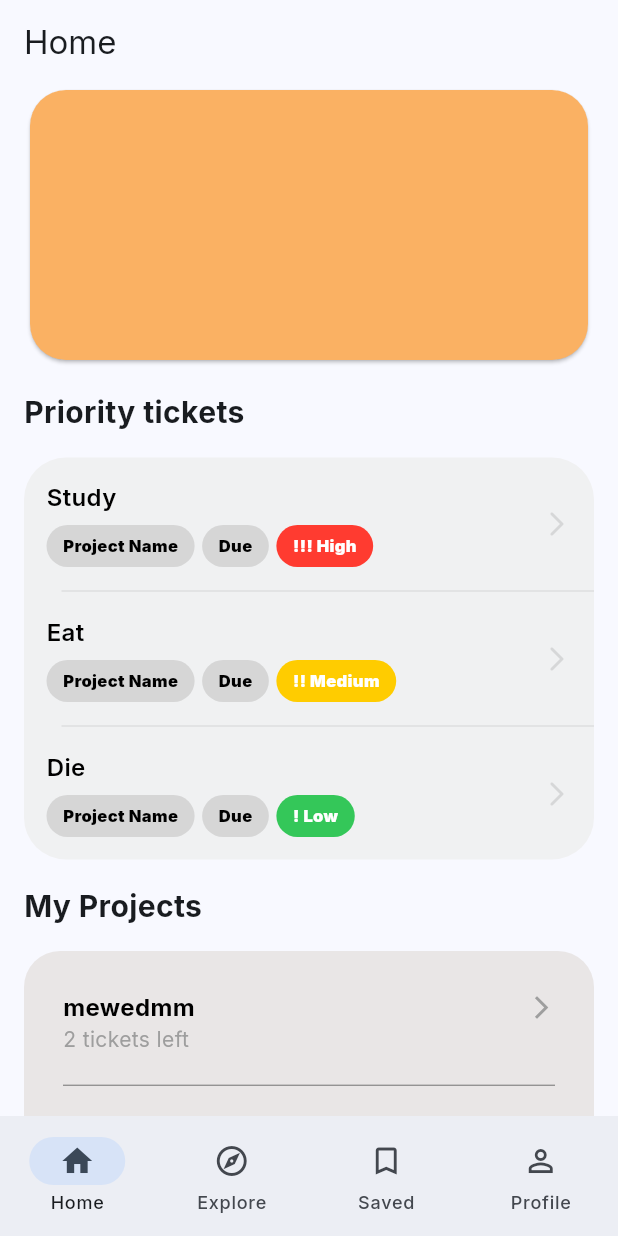
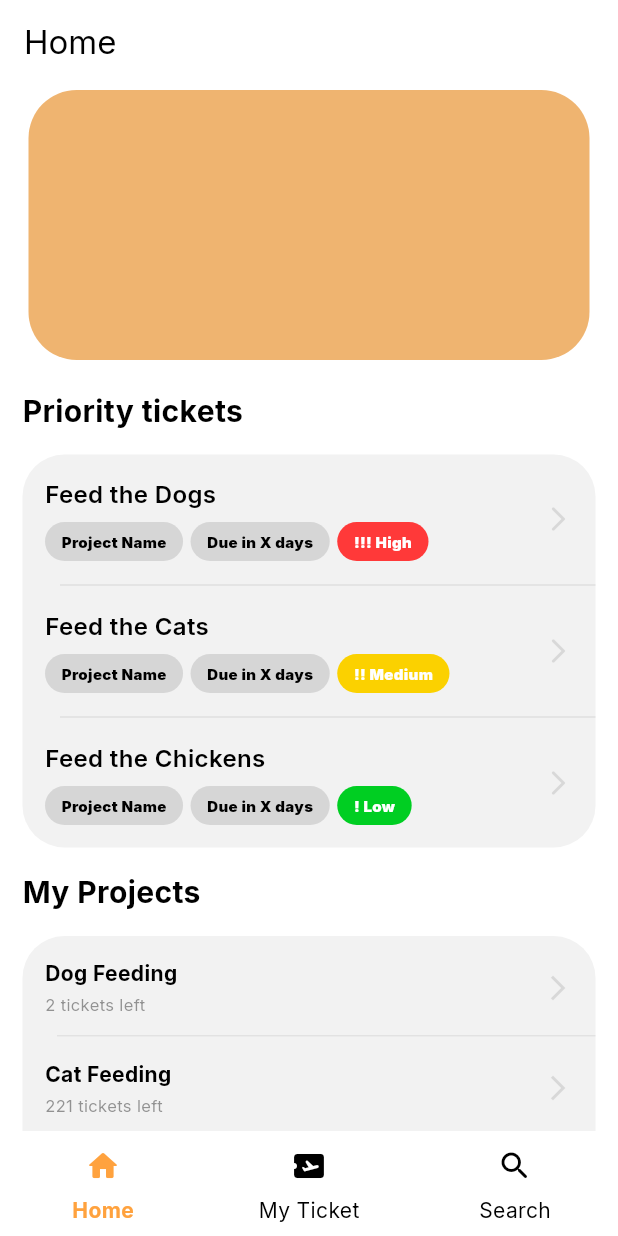
Before and after one commit to shimaakamalm2-cmd/InSync, a Flutter app: the screen it shows after launch, on a phone screen of 412 x 824 dp. Run offline on Flutter 3.47's test engine with Material 3 defaults, Android fonts, the phone set to English and light mode, and no system bars; our stand-ins replace google_fonts.

Commit message:
small progression

```diff
--- a/lib/colors.dart
+++ b/lib/colors.dart
@@ -3,7 +3,7 @@ import 'package:flutter/material.dart';
 /// InSyncColors is an extension on Flutter's base Colors class
 /// with additional Colors and the app primary Color Scheme
 
-class InSyncColors {
+extension InSyncColors on Colors {
 
   static const Color dividerColor = Color.fromARGB(99, 55, 55, 55);
 
@@ -25,7 +25,7 @@ class InSyncColors {
   // MARK: - Brand Colors
 
   static const Color primary = Color.fromARGB(255, 255, 162, 62);
-  static const Color secondary = Color.fromARGB(255, 255, 177, 99);
+  static const Color secondary = Color.fromARGB(255, 239, 180, 112);
   static const Color contenderSecondary = Color.fromARGB(255, 31, 31, 31);
   static const Color tertiary = Color.fromARGB(255, 255, 213, 166);
   static const Color quaternary = Color.fromARGB(255, 255, 229, 200);
@@ -133,7 +133,7 @@ class ExclusionFilter extends Widget {
 
   final Widget? child;
 
-  const ExclusionFilter({super.key, this.child});
+  const ExclusionFilter({super.key, required this.child});
 
   @override
   Element createElement() {
--- a/lib/main.dart
+++ b/lib/main.dart
@@ -1,5 +1,6 @@
 import 'package:flutter/material.dart';
 import 'package:google_fonts/google_fonts.dart';
+import 'package:insync/colors.dart';
 import 'package:insync/screens/home_screen.dart';
 
 
@@ -15,7 +16,26 @@ class MyApp extends StatelessWidget {
   Widget build(BuildContext context) {
     return MaterialApp(
       debugShowCheckedModeBanner: false,
-      theme: ThemeData(fontFamily: GoogleFonts.inter().fontFamily, colorScheme: .fromSeed(seedColor: Colors.blue)),
+      theme: ThemeData(fontFamily: GoogleFonts.inter().fontFamily, colorScheme: ColorScheme(brightness: .light, primary: InSyncColors.primary, onPrimary: InSyncColors.quaternary, secondary: InSyncColors.secondary, onSecondary: InSyncColors.white, error: InSyncColors.red, onError: InSyncColors.red.withAlpha(128), surface: InSyncColors.primaryBackground.light, onSurface: InSyncColors.primaryText.light, secondaryContainer: InSyncColors.secondaryBackground.light),
+          navigationBarTheme: .new(
+            height: 70,
+            iconTheme: .resolveWith((callback) {
+              if (callback.isNotEmpty && callback.single == .selected ) {
+                return IconThemeData(color: InSyncColors.primary);
+              } else {
+                return .new(color: InSyncColors.black);
+              }
+            }),
+            indicatorColor: Colors.transparent,
+            labelTextStyle: .resolveWith((callback) {
+              if (callback.isNotEmpty && callback.single == .selected ) {
+                return TextStyle(color: InSyncColors.primary, fontWeight: .bold);
+              } else {
+                return .new(color: InSyncColors.black);
+              }
+            }),
+          )
+      ),
       home: const HomeScreen(),
     );
   }
--- a/lib/screens/home_screen.dart
+++ b/lib/screens/home_screen.dart
@@ -1,5 +1,6 @@
 
 import 'package:flutter/material.dart';
+import 'package:insync/colors.dart';
 import 'package:insync/widgets/bottem_bav_bar.dart';
 import 'package:insync/widgets/priority_tickets.dart';
 import 'package:insync/widgets/project_list.dart';
@@ -15,19 +16,20 @@ class HomeScreen extends StatelessWidget {
         centerTitle: false,
       ),
       body: SingleChildScrollView(
-        child: Padding(
-          padding: const EdgeInsets.symmetric(horizontal: 16.0),
+        child: Container(
+          padding: const EdgeInsets.symmetric(horizontal: 15.0),
           child: Column(
             crossAxisAlignment: CrossAxisAlignment.start,
-            spacing: 16.0,
+            spacing: 15.0,
             children: [
               Container( //its trying to make it SizedBox for some reason
                 height: 188,
                 width: double.infinity,
                 child: Card(
-                  color: const Color(0xFFFAB163),
+                  shadowColor: Colors.transparent,
+                  color: InSyncColors.secondary,
                   shape: RoundedRectangleBorder(
-                    borderRadius: BorderRadius.circular(24.0),
+                    borderRadius: BorderRadius.circular(32),
                   ),
                 ),
               ),
--- a/lib/widgets/bottem_bav_bar.dart
+++ b/lib/widgets/bottem_bav_bar.dart
@@ -14,24 +14,16 @@ class PlaceholderNavBar extends StatelessWidget {
       },
       destinations: const [
         NavigationDestination(
-          icon: Icon(Icons.home_outlined),
-          selectedIcon: Icon(Icons.home),
+          icon: Icon(Icons.home_rounded),
           label: 'Home',
         ),
         NavigationDestination(
-          icon: Icon(Icons.explore_outlined),
-          selectedIcon: Icon(Icons.explore),
-          label: 'Explore',
+          icon: Icon(Icons.airplane_ticket_rounded),
+          label: 'My Ticket',
         ),
         NavigationDestination(
-          icon: Icon(Icons.bookmark_border),
-          selectedIcon: Icon(Icons.bookmark),
-          label: 'Saved',
-        ),
-        NavigationDestination(
-          icon: Icon(Icons.person_outline),
-          selectedIcon: Icon(Icons.person),
-          label: 'Profile',
+          icon: Icon(Icons.search_rounded),
+          label: 'Search',
         ),
       ],
     );
--- a/lib/widgets/priority_tickets.dart
+++ b/lib/widgets/priority_tickets.dart
@@ -1,4 +1,5 @@
 import 'package:flutter/material.dart';
+import 'package:insync/colors.dart';
 import 'ticket_row.dart'; // Import your TicketRow widget
 
 class PriorityTicketsCard extends StatelessWidget {
@@ -9,7 +10,7 @@ class PriorityTicketsCard extends StatelessWidget {
     return Container(
       decoration: BoxDecoration(
 
-        color: const Color.fromARGB(215, 239, 239, 239),
+        color: Theme.of(context).colorScheme.secondaryContainer,
         borderRadius: BorderRadius.circular(28),
       ),
       child: Column(
@@ -18,26 +19,26 @@ class PriorityTicketsCard extends StatelessWidget {
         mainAxisSize: MainAxisSize.min,
         children: [
           TicketRow(
-            title: 'Study',
+            title: 'Feed the Dogs',
             priorityText: '!!! High',
-            priorityColor: const Color(0xFFFF3B30),
+            priorityColor: InSyncColors.red,
             showDivider: true,
           ),
 
 
           // Second Row: Feed the Cats
           TicketRow(
-            title: 'Eat',
+            title: 'Feed the Cats',
             priorityText: '!! Medium',
-            priorityColor: const Color(0xFFFFCC00),
+            priorityColor: InSyncColors.yellow,
             showDivider: true,
           ),
 
           // Third Row: Feed the Chickens
           TicketRow(
-            title: 'Die',
+            title: 'Feed the Chickens',
             priorityText: '! Low',
-            priorityColor: const Color(0xFF34C759),
+            priorityColor: InSyncColors.green,
             showDivider: false,
           ),
         ],
--- a/lib/widgets/project_list.dart
+++ b/lib/widgets/project_list.dart
@@ -1,5 +1,7 @@
 import 'package:flutter/material.dart';
 import 'package:insync/widgets/project_row.dart';
+
+import '../colors.dart';
 
 class ProjectList extends StatelessWidget {
 
@@ -8,28 +10,34 @@ class ProjectList extends StatelessWidget {
   @override
   Widget build(BuildContext context) {
     return Container(
-      padding: const EdgeInsets.all(10),
+      padding: .directional(top: 15, bottom: 15),
       decoration: BoxDecoration(
 
-        color: const Color.fromARGB(255, 233, 230, 230),
-        borderRadius: BorderRadius.circular(24),
+        color: Theme.of(context).colorScheme.secondaryContainer,
+        borderRadius: BorderRadius.circular(28),
       ),
       child: Column(
+        spacing: 15,
         crossAxisAlignment: CrossAxisAlignment.start,
         mainAxisSize: MainAxisSize.min,
         children: [
           ProjectRow(
-            projectName: "mewedmm",
+            projectName: "Dog Feeding",
             ticketsLeft: 2,
             showDivider: true,
           ),
 
           ProjectRow(
-            projectName: "mssemm",
+            projectName: "Cat Feeding",
+            ticketsLeft: 221,
+            showDivider: true,
+          ),
+
+          ProjectRow(
+            projectName: "Chicken Feeding",
             ticketsLeft: 221,
             showDivider: false,
           ),
-
         ],
       ),
     );
--- a/lib/widgets/project_row.dart
+++ b/lib/widgets/project_row.dart
@@ -1,4 +1,6 @@
 import 'package:flutter/material.dart';
+
+import '../colors.dart';
 
 class ProjectRow extends StatelessWidget{
   final String projectName;
@@ -9,54 +11,63 @@ class ProjectRow extends StatelessWidget{
   @override
   Widget build(BuildContext context) {
     return Container(
-      padding: const EdgeInsets.all(16),
-      decoration: BoxDecoration(
-        color: const Color.fromARGB(255, 233, 230, 230),
-        borderRadius: BorderRadius.circular(12),
-      ),
+      padding: const .directional(start: 15),
       child: Column(
-        crossAxisAlignment: CrossAxisAlignment.start,
         children: [
           Row(
-            mainAxisAlignment: MainAxisAlignment.spaceBetween, // arrow far right
+            mainAxisAlignment: .spaceBetween,
+            crossAxisAlignment: .center,
+            children: [
+              Container(
+                child: Column(
+                  spacing: 3,
+                  crossAxisAlignment: CrossAxisAlignment.start,
                   children: [
                     Text(
                       projectName,
                       style: const TextStyle(
                         color: Colors.black,
-                  fontSize: 16,
+                        fontSize: 14,
                         fontWeight: FontWeight.bold,
                       ),
                     ),
-              const Icon(
-                Icons.arrow_forward_ios, //tried to find ziad's arrow shape
-                color: Colors.grey,
-                size: 18,
-              ),
-            ],
-          ),
-          Row(
-            children: [
                     Text(
                       '$ticketsLeft tickets left',
-                style: const TextStyle(
-                  color: Colors.grey,
-                  fontSize: 14,
+                      style: TextStyle(
+                        color: InSyncColors.secondaryText.light,
+                        fontSize: 11,
                       ),
                     ),
                   ],
                 ),
-
-         const SizedBox(height: 10),
+              ),
+              Container(
+                padding: .directional(end: 15),
+                child: ExclusionFilter(
+                  child:
+                  const Icon(
+                    Icons.arrow_forward_ios, //tried to find ziad's arrow shape
+                    color: InSyncColors.prominentItemColor,
+                    size: 20,
+                  ),
+                ),
+              )
+            ],
+          ),
           if (showDivider) ...[
-            const SizedBox(height: 10),
+            const SizedBox(height: 12),
+            Container(
+              padding: .directional(start: 8),
+              child: ExclusionFilter(
+                child:
                 const Divider(
                   height: 1,
                   thickness: 0.8,
-              color: Color.fromARGB(255, 133, 133, 133),
+                  color: InSyncColors.dividerColor,
                 ),
+              ),
+            )
           ],
-
         ],
       ),
     );
--- a/lib/widgets/tag.dart
+++ b/lib/widgets/tag.dart
@@ -30,7 +30,7 @@ class Tag extends StatelessWidget {
         text,
         style: TextStyle(
           color: textColor,
-          fontSize: 11,
+          fontSize: 10,
           fontWeight: FontWeight.w900,
         ),
       ),
--- a/lib/widgets/ticket_row.dart
+++ b/lib/widgets/ticket_row.dart
@@ -47,7 +47,7 @@ class TicketRow extends StatelessWidget {
                       spacing: 5,
                       children: [
                         Tag(text : "Project Name" , backgroundColor: InSyncColors.tertiaryBackground.light, textColor: Colors.black,),
-                        Tag(text : "Due" , backgroundColor: InSyncColors.tertiaryBackground.light, textColor: Colors.black,),
+                        Tag(text : "Due in X days" , backgroundColor: InSyncColors.tertiaryBackground.light, textColor: Colors.black,),
                         Tag(text: priorityText, backgroundColor: priorityColor),
                       ],
                     ),
```
Lines whose indentation alone changed are shown as unchanged.
